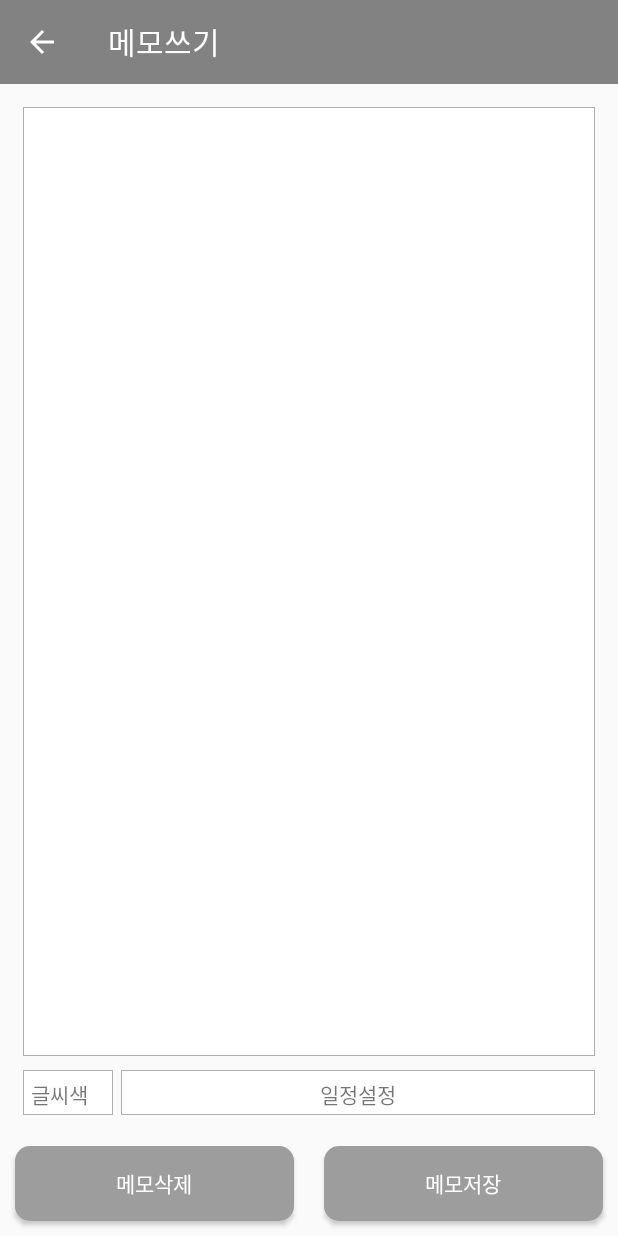
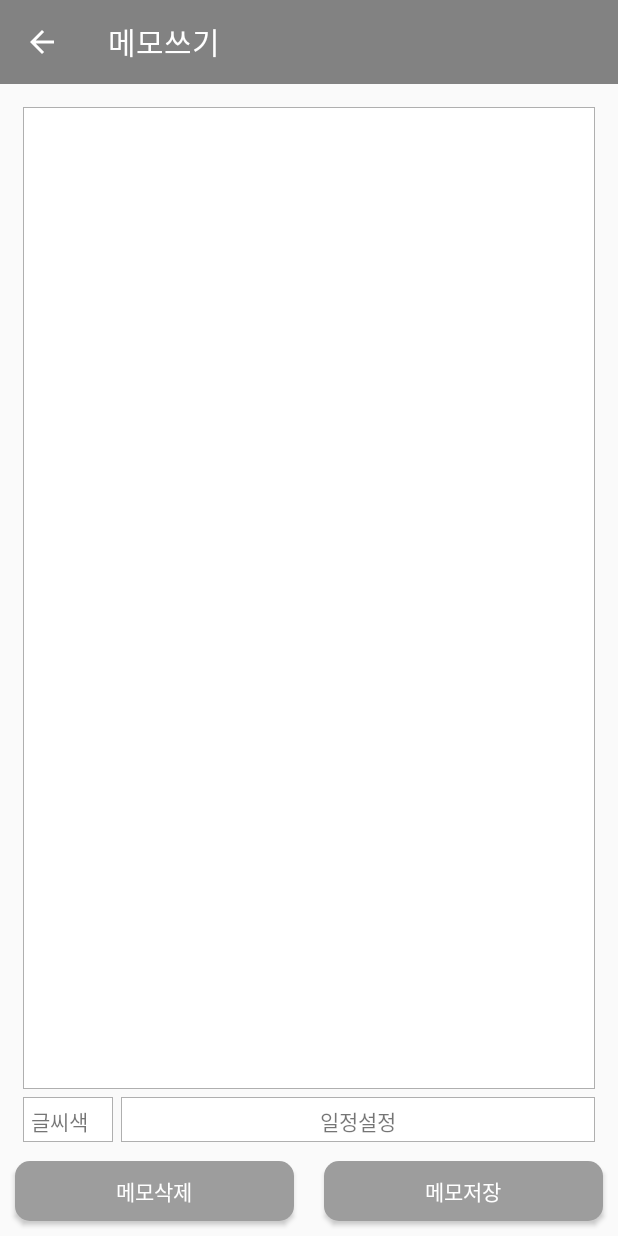
Before and after one commit to Byeon-jaeheon/MustRemember, an Android app: the screen it shows after launch (MemoActivity), after a tap on "메모추가", on a phone screen of 412 x 824 dp. Run offline under Robolectric (Android 15) with nearby library versions, the phone set to English and light mode, and no system bars; libraries missing offline, so code that uses them is left out: com.njh89z.util.

Commit message:
almost done but some font color issue

```diff
--- a/app/src/main/AndroidManifest.xml
+++ b/app/src/main/AndroidManifest.xml
@@ -14,7 +14,7 @@
 
     <application
         android:allowBackup="true"
-        android:icon="@drawable/app_icon"
+        android:icon="@mipmap/ic_launcher"
         android:theme="@style/AppTheme"
         android:label="@string/app_name"
         android:supportsRtl="true"
@@ -42,6 +42,7 @@
         <service android:name="kr.co.mujogun.app.ScreenService" />
         <activity android:name="kr.co.mujogun.app.MemoActivity"
             android:theme="@style/AppTheme.NoActionBar"
+            android:windowSoftInputMode="adjustResize"
             />
         <activity android:name="kr.co.mujogun.app.SettingActivity"
             android:label = "Setting"
--- a/app/src/main/java/kr/co/mujogun/app/ConfigActivity.java
+++ b/app/src/main/java/kr/co/mujogun/app/ConfigActivity.java
@@ -162,8 +162,13 @@ public class ConfigActivity extends FragmentActivity {
         touchspace.setTextColor(Color.WHITE);
         SharedPreferences prefs = PreferenceManager.getDefaultSharedPreferences(this);
         SharedPreferences.Editor editor = prefs.edit();
-        editor.putString("FontColor", "Set4");
-        editor.commit();
+        if (prefs.getBoolean("FirstInstall", true)) {
+            editor.putString("FontColor", "Set4");
+            editor.putBoolean("FirstInstall", false);
+            editor.commit();
+        }
+
+
 
         LinearLayout relate1 = (LinearLayout) findViewById(R.id.relative1);
         relate1.setBackgroundColor(Color.BLACK);
@@ -252,6 +257,7 @@ public class ConfigActivity extends FragmentActivity {
 
 
         Intent settedintent = getIntent();
+
         if (settedintent.getAction() == "set_background") {
             ImageView imageView = (ImageView) findViewById(R.id.imageView);
             int id = (int) settedintent.getExtras().get("id");
@@ -402,6 +408,7 @@ public class ConfigActivity extends FragmentActivity {
             }
         }
 
+        Log.i("ConfigActivity", "onCreate");
 
 
 
@@ -617,6 +624,7 @@ public class ConfigActivity extends FragmentActivity {
     protected void onResume() {
         super.onResume();
         COUNTER_FOR_SCREEN = 0;
+        Log.i("ConfigActivity", "onResume");
 /*
             ImageView x = (ImageView) findViewById(R.id.imageView);
             x.setImageBitmap(yourSelectedImage);
@@ -769,7 +777,7 @@ public class ConfigActivity extends FragmentActivity {
 
         SimpleDateFormat sdf = new SimpleDateFormat("h:mm");
         String currentdate = sdf.format(Calendar.getInstance().getTime());
-        watch.setText(currentdate);
+        watch.setText("12:08");
         RelativeLayout relativeParent = (RelativeLayout) findViewById(R.id.relativep);
         relativeParent.bringChildToFront(linear1);
 
@@ -966,8 +974,8 @@ public class ConfigActivity extends FragmentActivity {
             date.setTextColor(getResources().getColor(R.color.colorSet9time));
             line.setTextColor(getResources().getColor(R.color.colorSet9Memo));
         }
-
-
+        line.bringToFront();
+        customadapter.notifyDataSetChanged();
 
 
         /*
--- a/app/src/main/java/kr/co/mujogun/app/GcmListenerService.java
+++ b/app/src/main/java/kr/co/mujogun/app/GcmListenerService.java
@@ -38,8 +38,8 @@ public class GcmListenerService extends com.google.android.gms.gcm.GcmListenerSe
 
         Uri defaultSoundUri= RingtoneManager.getDefaultUri(RingtoneManager.TYPE_NOTIFICATION);
         NotificationCompat.Builder notificationBuilder = new NotificationCompat.Builder(this)
-                .setLargeIcon(BitmapFactory.decodeResource(getResources(), R.drawable.app_icon))
-                .setSmallIcon(R.drawable.small_icon)
+                .setLargeIcon(BitmapFactory.decodeResource(getResources(), R.mipmap.ic_launcher))
+                .setSmallIcon(R.drawable.app_icon72_w)
                 .setContentTitle(title)
                 .setContentText(message)
                 .setAutoCancel(true)
--- a/app/src/main/java/kr/co/mujogun/app/MemoActivity.java
+++ b/app/src/main/java/kr/co/mujogun/app/MemoActivity.java
@@ -128,7 +128,7 @@ public class MemoActivity extends AppCompatActivity {
         datepick.setOnClickListener(new datepickListener());
 
         SharedPreferences prefs = PreferenceManager.getDefaultSharedPreferences(getApplicationContext());
-        String backgroundcolor = prefs.getString("Background", "Set8");
+        String backgroundcolor = prefs.getString("Background", "Set4");
 
         GradientDrawable bgShape1 = (GradientDrawable)btn1.getBackground();
         GradientDrawable bgShape2 = (GradientDrawable)btn2.getBackground();
--- a/app/src/main/java/kr/co/mujogun/app/ScreenService.java
+++ b/app/src/main/java/kr/co/mujogun/app/ScreenService.java
@@ -128,8 +128,8 @@ public class ScreenService extends Service {
     public void updateFirstMemo() {
         Intent pendingintent = new Intent(this, ConfigActivity.class);
         PendingIntent contentIntent = PendingIntent.getActivity(this, 1, pendingintent, 0);
-        builder = new Notification.Builder(getApplicationContext()).setLargeIcon(BitmapFactory.decodeResource(getResources(), R.drawable.app_icon))
-                .setSmallIcon(R.drawable.small_icon)
+        builder = new Notification.Builder(getApplicationContext()).setLargeIcon(BitmapFactory.decodeResource(getResources(), R.mipmap.ic_launcher))
+                .setSmallIcon(R.drawable.app_icon72_w)
                 .setContentTitle(getResources().getString(R.string.app_name))
                 .setContentText(ShowFirstMemo())
                 .setContentIntent(contentIntent);
--- a/app/src/main/res/layout/relative.xml
+++ b/app/src/main/res/layout/relative.xml
@@ -49,7 +49,7 @@
         android:layout_marginRight="15dp"
         android:layout_marginLeft="15dp"
         android:layout_marginTop = "15dp"
-        android:layout_marginBottom="120dp"
+        android:layout_marginBottom="98dp"
         android:textAlignment="gravity"
         android:gravity="top"
         android:textCursorDrawable="@null"
@@ -68,7 +68,7 @@
         android:layout_marginBottom="10dp"
         android:textColor="@android:color/white"
         android:layout_width="fill_parent"
-        android:layout_height="50dp"
+        android:layout_height="40dp"
         android:text = "메모삭제"
         android:gravity="center"
         android:textAlignment="center"
@@ -82,7 +82,7 @@
         android:layout_marginBottom="10dp"
         android:textColor="@android:color/white"
         android:layout_width="fill_parent"
-        android:layout_height="50dp"
+        android:layout_height="40dp"
         android:text = "메모저장"
         android:gravity="center"
         android:textAlignment="center"
@@ -99,7 +99,8 @@
     <LinearLayout
         android:id="@+id/linear3"
         android:layout_above="@id/linear4"
-        android:layout_marginBottom="15dp"
+        android:layout_marginBottom="7dp"
+
 
         android:orientation="horizontal"
         android:layout_width="match_parent"
--- a/app/src/main/res/values/colors.xml
+++ b/app/src/main/res/values/colors.xml
@@ -62,7 +62,7 @@
     <color name="colorSet6dday">#ff8200</color>
     <color name="colorSet6Background">#8ac249</color>
     <color name="colorSet6Memo">#ffffff</color>
-    <color name="colorSet6Button">#8ac249</color>
+    <color name="colorSet6Button">#8af777</color>
     <color name="colorSet6Buttonword">#ffffff</color>
     <color name="colorSet6time">#ffffff</color>
 
```
Also changed, not shown: app/src/main/res/layout/activity_main.xml (+7 -1 lines), app/src/main/res/values/strings.xml (+7 -7 lines), app/src/main/res/drawable/app_icon48_w.png (added), app/src/main/res/drawable/app_icon512.png (added), app/src/main/res/drawable/app_icon72_w.png (added), app/src/main/res/mipmap-hdpi/ic_launcher.png, app/src/main/res/mipmap-mdpi/ic_launcher.png, app/src/main/res/mipmap-xhdpi/ic_launcher.png, app/src/main/res/mipmap-xxhdpi/ic_launcher.png, app/src/main/res/mipmap-xxxhdpi/ic_launcher.png.
